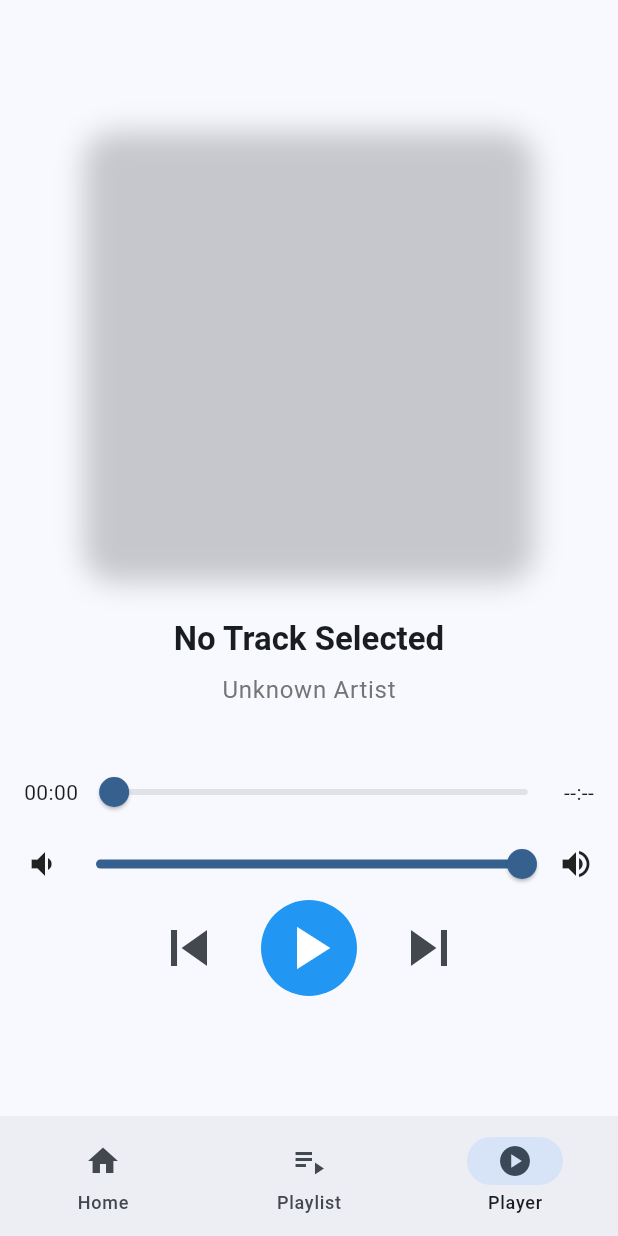
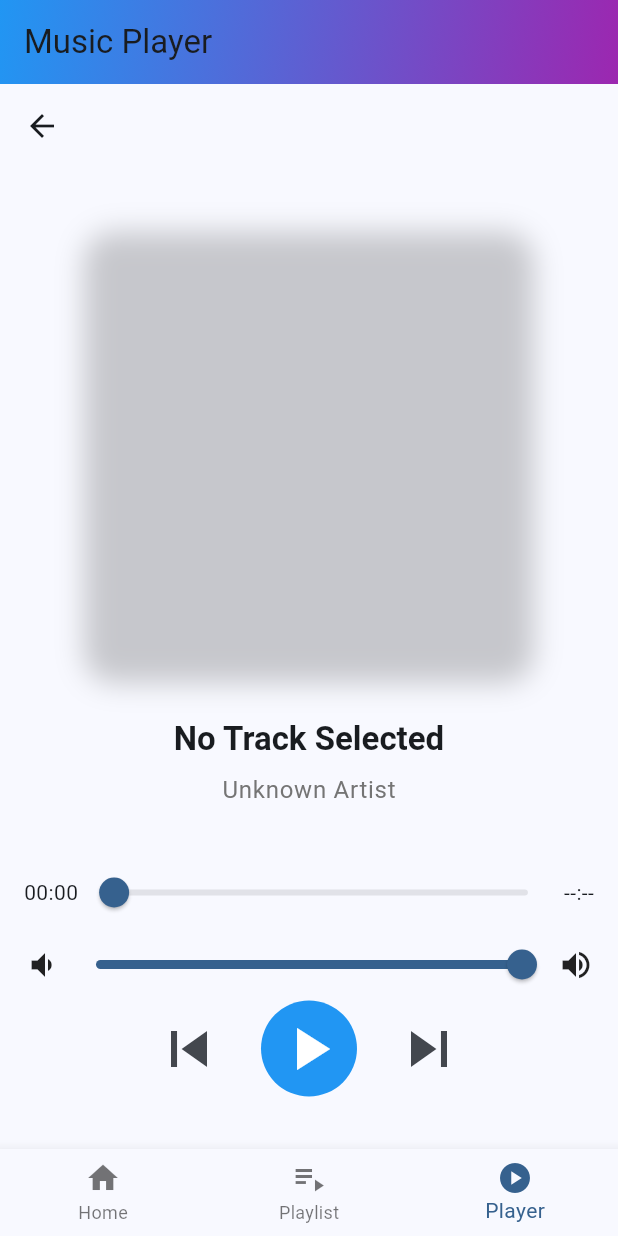
Before and after one commit to YoussefSalem582/Music-Player-App, a Flutter app: the screen it shows after launch, item 3 of the bottom bar chosen, after a tap on the "play arrow" icon, on a phone screen of 412 x 824 dp. Run offline on Flutter 3.47's test engine with Material 3 defaults, Android fonts, the phone set to English and light mode, and no system bars; our stand-ins replace just_audio; network calls fail.

Commit message:
add custom app bar and refactor main screen layout with improved song loading and player integration

```diff
--- a/lib/screens/main_screens.dart
+++ b/lib/screens/main_screens.dart
@@ -1,10 +1,12 @@
 import 'package:flutter/material.dart';
 import '../models/song.dart';
+import '../models/playlist.dart';
 import '../services/audio_player_service.dart';
 import '../services/music_api_service.dart';
+import '../widgets/custom_appbar.dart';
+import '../widgets/mini_player.dart';
 import 'music_player_screen.dart';
 import 'playlist_screen.dart';
-                   import '../models/playlist.dart';
 
 class MainScreen extends StatefulWidget {
   @override
@@ -12,186 +14,129 @@ import 'package:flutter/material.dart';
 }
 
 class _MainScreenState extends State<MainScreen> {
-                     int _selectedIndex = 0;
   final AudioPlayerService _audioPlayerService = AudioPlayerService();
   final MusicApiService _musicApiService = MusicApiService();
+  int _selectedIndex = 0;
   bool isPlaying = false;
-                     bool isLoading = true;
-                     String? errorMessage;
   List<Playlist> playlists = [];
+  final PageController _pageController = PageController();
 
   @override
   void initState() {
     super.initState();
     _loadSongs();
+    _listenToPlayerState();
+  }
+
+  void _listenToPlayerState() {
+    _audioPlayerService.playerStateStream.listen((state) {
+      setState(() {
+        isPlaying = state.playing;
+      });
+    });
   }
 
   Future<void> _loadSongs() async {
     try {
       final songs = await _musicApiService.fetchSongs();
-                         if (songs.isEmpty) {
-                           throw Exception('No songs available');
-                         }
-
-                         if (mounted) {
       setState(() {
         playlists = [
-                               Playlist(
-                                 name: 'Trending Songs',
-                                 songs: songs,
-                               ),
+          Playlist(name: 'All Songs', songs: songs),
         ];
-                             isLoading = false;
-                             errorMessage = null;
       });
-                           await _initializePlayer();
-                         }
     } catch (e) {
-                         if (mounted) {
-                           setState(() {
-                             isLoading = false;
-                             errorMessage = 'Failed to load songs: ${e.toString()}';
-                           });
-                         }
+      print('Error loading songs: $e');
     }
   }
 
-                     Future<void> _initializePlayer() async {
-                       if (playlists.isNotEmpty && playlists[0].songs.isNotEmpty) {
-                         await _audioPlayerService.setPlaylist(playlists[0].songs);
-                         _listenToPlayerState();
-                       }
-                     }
-
-                     void _listenToPlayerState() {
-                       _audioPlayerService.playerStateStream.listen((state) {
-                         if (mounted) {
-                           setState(() => isPlaying = state.playing);
-                         }
-                       });
-                     }
-
   Future<void> _handleSongTap(Song song) async {
-                       if (playlists.isEmpty || playlists[0].songs.isEmpty) {
-                         return;
-                       }
-
-                       final songIndex = playlists[0].songs.indexWhere((s) => s.url == song.url);
-                       if (songIndex != -1) {
-                         await _audioPlayerService.setPlaylist(playlists[0].songs, initialIndex: songIndex);
+    final currentPlaylist = playlists[0];
+    final songIndex = currentPlaylist.songs.indexOf(song);
+    await _audioPlayerService.setPlaylist(
+        currentPlaylist.songs, initialIndex: songIndex);
     await _audioPlayerService.play();
-                         setState(() => _selectedIndex = 2);
-                       }
   }
 
   Widget _buildHomeScreen() {
-                       if (errorMessage != null) {
-                         return Center(
-                           child: Column(
-                             mainAxisAlignment: MainAxisAlignment.center,
-                             children: [
-                               Text(errorMessage!),
-                               const SizedBox(height: 16),
-                               ElevatedButton(
-                                 onPressed: () {
-                                   setState(() {
-                                     isLoading = true;
-                                     errorMessage = null;
-                                   });
-                                   _loadSongs();
-                                 },
-                                 child: const Text('Retry'),
-                               ),
-                             ],
-                           ),
-                         );
+    if (playlists.isEmpty) {
+      return const Center(child: CircularProgressIndicator());
     }
 
-                       if (playlists.isEmpty || playlists[0].songs.isEmpty) {
-                         return const Center(
-                           child: Text('No songs available'),
-                         );
-                       }
-
-                       return CustomScrollView(
-                         slivers: [
-                           const SliverAppBar(
-                             floating: true,
-                             title: Text('Music Player'),
-                           ),
-                           SliverPadding(
+    final songs = playlists[0].songs;
+    return GridView.builder(
       padding: const EdgeInsets.all(16),
-                             sliver: SliverGrid(
       gridDelegate: const SliverGridDelegateWithFixedCrossAxisCount(
         crossAxisCount: 2,
+        childAspectRatio: 0.8,
+        crossAxisSpacing: 16,
         mainAxisSpacing: 16,
-                                 crossAxisSpacing: 16,
-                                 childAspectRatio: 0.8,
       ),
-                               delegate: SliverChildBuilderDelegate(
-                                 (context, index) {
-                                   final song = playlists[0].songs[index];
-                                   return InkWell(
+      itemCount: songs.length,
+      itemBuilder: (context, index) {
+        final song = songs[index];
+        return GestureDetector(
           onTap: () => _handleSongTap(song),
+          child: Card(
+            elevation: 4,
+            shape: RoundedRectangleBorder(
+              borderRadius: BorderRadius.circular(12),
+            ),
             child: Column(
               crossAxisAlignment: CrossAxisAlignment.start,
               children: [
                 Expanded(
                   child: ClipRRect(
-                                             borderRadius: BorderRadius.circular(8),
+                    borderRadius: const BorderRadius.vertical(
+                        top: Radius.circular(12)),
                     child: Image.network(
                       song.coverUrl,
+                      width: double.infinity,
                       fit: BoxFit.cover,
-                                               width: double.infinity,
-                                               errorBuilder: (context, error, stackTrace) {
-                                                 return Container(
-                                                   color: Colors.grey[300],
-                                                   child: const Icon(Icons.music_note),
-                                                 );
-                                               },
                     ),
                   ),
                 ),
-                                         const SizedBox(height: 8),
+                Padding(
+                  padding: const EdgeInsets.all(8.0),
+                  child: Column(
+                    crossAxisAlignment: CrossAxisAlignment.start,
+                    children: [
                       Text(
                         song.title,
-                                           style: Theme.of(context).textTheme.titleMedium,
+                        style: Theme
+                            .of(context)
+                            .textTheme
+                            .titleMedium,
                         maxLines: 1,
                         overflow: TextOverflow.ellipsis,
                       ),
                       Text(
                         song.artist,
-                                           style: Theme.of(context).textTheme.bodyMedium?.copyWith(
-                                             color: Colors.grey[600],
-                                           ),
+                        style: Theme
+                            .of(context)
+                            .textTheme
+                            .bodyMedium,
                         maxLines: 1,
                         overflow: TextOverflow.ellipsis,
                       ),
                     ],
                   ),
+                ),
+              ],
+            ),
+          ),
         );
       },
-                                 childCount: playlists[0].songs.length,
-                               ),
-                             ),
-                           ),
-                         ],
     );
   }
 
   @override
+  @override
   Widget build(BuildContext context) {
-                       if (isLoading) {
-                         return const Scaffold(
-                           body: Center(
-                             child: CircularProgressIndicator(),
-                           ),
-                         );
-                       }
-
     return Scaffold(
-                         body: IndexedStack(
-                           index: _selectedIndex,
+        appBar: CustomAppBar(title: 'Music Player'),
+        body: PageView(
+            controller: _pageController,
+            onPageChanged: _onPageChanged,
             children: [
             _buildHomeScreen(),
         if (playlists.isNotEmpty)
@@ -207,37 +152,75 @@ import 'package:flutter/material.dart';
           await _audioPlayerService.play();
         }
       },
+      audioPlayerService: _audioPlayerService, // Add this line
     )
+
     else
     const Center(child: Text('No playlist available')),
-                             MusicPlayerScreen(),
+    // Pass the necessary data to MusicPlayerScreen
+    MusicPlayerScreen(
+    audioPlayerService: _audioPlayerService,
+    onPlayPause: () async {
+    if (isPlaying) {
+    await _audioPlayerService.pause();
+    } else {
+    await _audioPlayerService.play();
+    }
+    },
+    currentSong: _audioPlayerService.currentSong,
+    isPlaying: isPlaying,
+    ),
     ],
     ),
-                         bottomNavigationBar: NavigationBar(
-                           selectedIndex: _selectedIndex,
-                           onDestinationSelected: (index) {
-                             setState(() => _selectedIndex = index);
-                           },
-                           destinations: const [
-                             NavigationDestination(
+    bottomNavigationBar: BottomNavigationBar(
+    currentIndex: _selectedIndex,
+    onTap: _onItemTapped,
+    items: const [
+    BottomNavigationBarItem(
     icon: Icon(Icons.home),
     label: 'Home',
     ),
-                             NavigationDestination(
+    BottomNavigationBarItem(
     icon: Icon(Icons.playlist_play),
     label: 'Playlist',
     ),
-                             NavigationDestination(
+    BottomNavigationBarItem(
     icon: Icon(Icons.play_circle),
     label: 'Player',
     ),
     ],
     ),
+    // Add mini player at the bottom if a song is playing
+    bottomSheet: _audioPlayerService.currentSong != null
+    ? MiniPlayer(
+    currentSong: _audioPlayerService.currentSong,
+    isPlaying: isPlaying,
+    onPlayPause: () async {
+    if (isPlaying) {
+    await _audioPlayerService.pause();
+    } else {
+    await _audioPlayerService.play();
+    }
+    },
+    onTap: () => _pageController.jumpToPage(2), // Jump to player screen
+    )
+        : null,
     );
+    }
+
+  void _onPageChanged(int index) {
+    setState(() {
+      _selectedIndex = index;
+    });
+  }
+
+  void _onItemTapped(int index) {
+    _pageController.jumpToPage(index);
   }
 
   @override
   void dispose() {
+    _pageController.dispose();
     _audioPlayerService.dispose();
     super.dispose();
   }
--- a/lib/screens/music_player_screen.dart
+++ b/lib/screens/music_player_screen.dart
@@ -3,12 +3,23 @@ import 'package:flutter/material.dart';
 import '../services/audio_player_service.dart';
 
 class MusicPlayerScreen extends StatefulWidget {
+  final AudioPlayerService audioPlayerService;
+  final VoidCallback onPlayPause;
+  final Song? currentSong;
+  final bool isPlaying;
+
+  const MusicPlayerScreen({
+    required this.audioPlayerService,
+    required this.onPlayPause,
+    required this.currentSong,
+    required this.isPlaying,
+  });
+
   @override
   _MusicPlayerScreenState createState() => _MusicPlayerScreenState();
 }
 
 class _MusicPlayerScreenState extends State<MusicPlayerScreen> {
-    final AudioPlayerService _audioPlayerService = AudioPlayerService();
   bool isPlaying = false;
   Duration? duration;
   Duration position = Duration.zero;
@@ -23,25 +34,36 @@ import 'package:flutter/material.dart';
   }
 
   Future<void> _initializePlayer() async {
-      currentSong = _audioPlayerService.currentSong;
-      await _audioPlayerService.setVolume(_currentVolume);
+    setState(() {
+      currentSong = widget.currentSong;
+      isPlaying = widget.isPlaying;
+    });
+    await widget.audioPlayerService.setVolume(_currentVolume);
   }
 
   void _listenToPlayerChanges() {
-      _audioPlayerService.positionStream.listen((p) {
+    widget.audioPlayerService.positionStream.listen((p) {
+      if (mounted) {
         setState(() => position = p ?? Duration.zero);
+      }
     });
 
-      _audioPlayerService.durationStream.listen((d) {
+    widget.audioPlayerService.durationStream.listen((d) {
+      if (mounted) {
         setState(() => duration = d);
+      }
     });
 
-      _audioPlayerService.playerStateStream.listen((state) {
+    widget.audioPlayerService.playerStateStream.listen((state) {
+      if (mounted) {
         setState(() => isPlaying = state.playing);
+      }
     });
 
-      _audioPlayerService.volumeStream.listen((volume) {
+    widget.audioPlayerService.volumeStream.listen((volume) {
+      if (mounted) {
         setState(() => _currentVolume = volume);
+      }
     });
   }
 
@@ -54,9 +76,17 @@ import 'package:flutter/material.dart';
 
   @override
   Widget build(BuildContext context) {
-      currentSong = _audioPlayerService.currentSong;
+    currentSong = widget.audioPlayerService.currentSong;
 
     return Scaffold(
+      appBar: AppBar(
+        backgroundColor: Colors.transparent,
+        elevation: 0,
+        leading: IconButton(
+          icon: const Icon(Icons.arrow_back),
+          onPressed: () => Navigator.pop(context),
+        ),
+      ),
       body: SafeArea(
         child: Padding(
           padding: const EdgeInsets.all(16.0),
@@ -76,7 +106,8 @@ import 'package:flutter/material.dart';
                       blurRadius: 16,
                     ),
                   ],
-                    image: currentSong?.coverUrl != null
+                  image:
+                      currentSong?.coverUrl != null
                           ? DecorationImage(
                             image: NetworkImage(currentSong!.coverUrl),
                             fit: BoxFit.cover,
@@ -87,17 +118,17 @@ import 'package:flutter/material.dart';
               const SizedBox(height: 32),
               Text(
                 currentSong?.title ?? 'No Track Selected',
-                  style: Theme.of(context).textTheme.titleLarge?.copyWith(
-                        fontWeight: FontWeight.bold,
-                      ),
+                style: Theme.of(
+                  context,
+                ).textTheme.titleLarge?.copyWith(fontWeight: FontWeight.bold),
                 textAlign: TextAlign.center,
               ),
               const SizedBox(height: 8),
               Text(
                 currentSong?.artist ?? 'Unknown Artist',
-                  style: Theme.of(context).textTheme.bodyLarge?.copyWith(
-                        color: Colors.grey[600],
-                      ),
+                style: Theme.of(
+                  context,
+                ).textTheme.bodyLarge?.copyWith(color: Colors.grey[600]),
               ),
               const SizedBox(height: 32),
               Row(
@@ -110,7 +141,9 @@ import 'package:flutter/material.dart';
                       min: 0,
                       max: duration?.inSeconds.toDouble() ?? 0,
                       onChanged: (value) {
-                          _audioPlayerService.seek(Duration(seconds: value.toInt()));
+                        widget.audioPlayerService.seek(
+                          Duration(seconds: value.toInt()),
+                        );
                       },
                     ),
                   ),
@@ -127,7 +160,7 @@ import 'package:flutter/material.dart';
                       max: 1.0,
                       onChanged: (value) {
                         setState(() => _currentVolume = value);
-                          _audioPlayerService.setVolume(value);
+                        widget.audioPlayerService.setVolume(value);
                       },
                     ),
                   ),
@@ -140,7 +173,7 @@ import 'package:flutter/material.dart';
                   IconButton(
                     iconSize: 48,
                     icon: const Icon(Icons.skip_previous),
-                      onPressed: _audioPlayerService.previous,
+                    onPressed: widget.audioPlayerService.previous,
                   ),
                   const SizedBox(width: 16),
                   Container(
@@ -152,20 +185,14 @@ import 'package:flutter/material.dart';
                       iconSize: 48,
                       color: Colors.white,
                       icon: Icon(isPlaying ? Icons.pause : Icons.play_arrow),
-                        onPressed: () async {
-                          if (isPlaying) {
-                            await _audioPlayerService.pause();
-                          } else {
-                            await _audioPlayerService.play();
-                          }
-                        },
+                      onPressed: widget.onPlayPause,
                     ),
                   ),
                   const SizedBox(width: 16),
                   IconButton(
                     iconSize: 48,
                     icon: const Icon(Icons.skip_next),
-                      onPressed: _audioPlayerService.next,
+                    onPressed: widget.audioPlayerService.next,
                   ),
                 ],
               ),
@@ -179,7 +206,7 @@ import 'package:flutter/material.dart';
 
   @override
   void dispose() {
-      _audioPlayerService.dispose();
+    // Remove the dispose call since we don't own the AudioPlayerService
     super.dispose();
   }
 }
--- a/lib/screens/playlist_screen.dart
+++ b/lib/screens/playlist_screen.dart
@@ -2,6 +2,7 @@ import 'package:flutter/material.dart';
 import '../models/playlist.dart';
 import '../models/song.dart';
 import '../widgets/mini_player.dart';
+import '../services/audio_player_service.dart';
 import 'music_player_screen.dart';
 
 class PlaylistScreen extends StatelessWidget {
@@ -10,6 +11,7 @@ class PlaylistScreen extends StatelessWidget {
   final Song? currentSong;
   final bool isPlaying;
   final VoidCallback onPlayPause;
+  final AudioPlayerService audioPlayerService; // Add this line
 
   const PlaylistScreen({
     required this.playlist,
@@ -17,6 +19,7 @@ class PlaylistScreen extends StatelessWidget {
     this.currentSong,
     required this.isPlaying,
     required this.onPlayPause,
+    required this.audioPlayerService, // Add this line
   });
 
   @override
@@ -38,12 +41,14 @@ class PlaylistScreen extends StatelessWidget {
                   ),
                   title: Text(
                     song.title,
-                    style: isCurrentSong
+                    style:
+                        isCurrentSong
                             ? TextStyle(color: Theme.of(context).primaryColor)
                             : null,
                   ),
                   subtitle: Text(song.artist),
-                  trailing: isCurrentSong && isPlaying
+                  trailing:
+                      isCurrentSong && isPlaying
                           ? Icon(
                             Icons.equalizer,
                             color: Theme.of(context).primaryColor,
@@ -55,15 +60,23 @@ class PlaylistScreen extends StatelessWidget {
             ),
           ),
           if (currentSong != null)
+            if (currentSong != null)
               MiniPlayer(
                 currentSong: currentSong,
                 isPlaying: isPlaying,
                 onPlayPause: onPlayPause,
                 onTap: () {
-                // Navigate to player screen
-                Navigator.of(context).pushReplacement(
+                  Navigator.of(context).push(
+                    // Changed from pushReplacement to push
                     MaterialPageRoute(
-                    builder: (context) => MusicPlayerScreen(),
+                      builder:
+                          (context) => MusicPlayerScreen(
+                            audioPlayerService: audioPlayerService,
+                            // Pass the existing instance
+                            onPlayPause: onPlayPause,
+                            currentSong: currentSong,
+                            isPlaying: isPlaying,
+                          ),
                     ),
                   );
                 },
--- /dev/null
+++ b/lib/widgets/custom_appbar.dart
@@ -0,0 +1,26 @@
+import 'package:flutter/material.dart';
+
+class CustomAppBar extends StatelessWidget implements PreferredSizeWidget {
+  final String title;
+
+  const CustomAppBar({required this.title});
+
+  @override
+  Widget build(BuildContext context) {
+    return AppBar(
+      title: Text(title),
+      flexibleSpace: Container(
+        decoration: BoxDecoration(
+          gradient: LinearGradient(
+            colors: [Colors.blue, Colors.purple],
+            begin: Alignment.topLeft,
+            end: Alignment.bottomRight,
+          ),
+        ),
+      ),
+    );
+  }
+
+  @override
+  Size get preferredSize => Size.fromHeight(kToolbarHeight);
+}
--- a/lib/widgets/mini_player.dart
+++ b/lib/widgets/mini_player.dart
@@ -21,7 +21,7 @@ class MiniPlayer extends StatelessWidget {
     return GestureDetector(
       onTap: onTap,
       child: Container(
-        height: 60,
+        height: 70,
         decoration: BoxDecoration(
           color: Theme.of(context).colorScheme.surface,
           boxShadow: [
@@ -38,8 +38,8 @@ class MiniPlayer extends StatelessWidget {
               borderRadius: BorderRadius.circular(4),
               child: Image.network(
                 currentSong!.coverUrl,
-                width: 60,
-                height: 60,
+                width: 70,
+                height: 70,
                 fit: BoxFit.cover,
               ),
             ),
```
Lines whose indentation alone changed are shown as unchanged.
